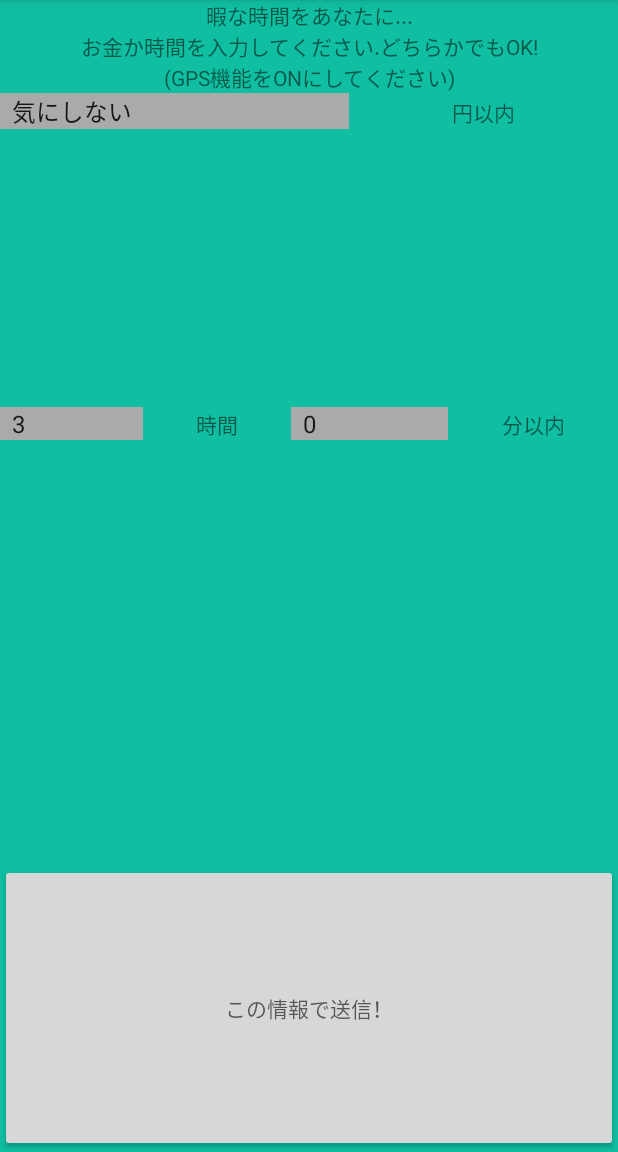
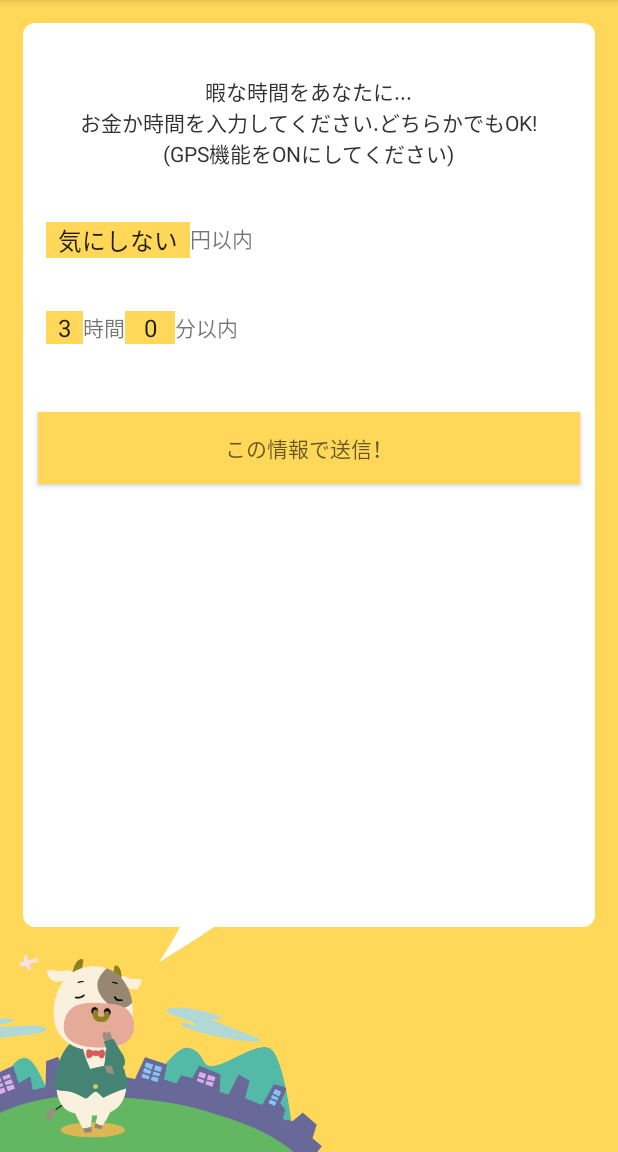
Before and after one commit to OnePoundSteak/OnePoundSteakProject, an Android app: the screen it shows after launch (InputMain), on a phone screen of 412 x 824 dp, the part 84-1236 px from its top. Run offline under Robolectric (Android 15) with nearby library versions, the phone set to English and light mode, and no system bars; our stand-ins replace Volley.

Commit message:
レイアウト変更
レイアウトを牛仕様に変えました。
背景色もクリーム色に

```diff
--- a/app/src/main/res/layout/activity_input_main.xml
+++ b/app/src/main/res/layout/activity_input_main.xml
@@ -1,30 +1,87 @@
-<LinearLayout xmlns:android="http://schemas.android.com/apk/res/android"
+<RelativeLayout
+    xmlns:android="http://schemas.android.com/apk/res/android"
     xmlns:tools="http://schemas.android.com/tools"
     android:layout_width="match_parent"
     android:layout_height="match_parent"
-    android:orientation="vertical"
-    tools:context=".InputMain"
-    android:background="#10bea1">
+    tools:context="honda.onepoundsteakproject.ViewActivityFragment"
+    android:background="#FFD85A">
+
 
     <TextView
+        android:id = "@+id/mainback"
+        android:gravity="center"
+        android:background="@drawable/corner_round"
+        android:layout_width="match_parent"
+        android:layout_height="match_parent"
+        android:layout_above="@+id/cow"
+        android:layout_marginTop="15dp"
+        android:layout_marginLeft="15dp"
+        android:layout_marginRight="15dp"
+        android:layout_marginBottom="0dp"/>
+
+
+
+    <TextView
+        android:id = "@+id/inputSuggest"
         android:gravity="center"
         android:text="@string/string_text"
-        android:layout_width="match_parent"
-        android:layout_height="wrap_content" />
+        android:layout_width="wrap_content"
+        android:layout_height="wrap_content"
+        android:textColor="#333333"
+        android:layout_marginTop="35dp"
+        android:layout_alignTop="@+id/mainback"
+        android:layout_centerHorizontal="true" />
+
+
+    <LinearLayout
+        android:id = "@+id/inputMoney"
+        android:layout_width="fill_parent"
+        android:layout_height="wrap_content"
+        android:orientation="horizontal"
+        android:layout_below="@+id/inputSuggest"
+        android:layout_marginTop="35dp"
+        android:layout_alignStart="@+id/mainback"
+        android:baselineAligned="true">
+        <Spinner
+            android:id="@+id/spinner3"
+            android:layout_marginLeft="15dp"
+            android:layout_width="wrap_content"
+            android:layout_height="wrap_content"
+            android:layout_gravity="center"
+            android:background="#FFD85A"
+            android:drawSelectorOnTop="true"
+            android:text="Spinner1"
+            android:clickable="true"
+            android:gravity="center"></Spinner>
+
+        <TextView
+            android:layout_width="wrap_content"
+            android:layout_height="wrap_content"
+            android:layout_marginRight="15dp"
+            android:gravity="center"
+            android:text="円以内"></TextView>
+
+
+
+    </LinearLayout>
 
 
 
     <LinearLayout
-        android:layout_width="match_parent"
-        android:layout_height="98dp"
+        android:id = "@+id/inputTime"
+        android:layout_width="fill_parent"
+        android:layout_height="wrap_content"
         android:orientation="horizontal"
-        android:layout_weight="1.17">
+        android:layout_below="@+id/inputMoney"
+        android:layout_marginTop="35dp"
+        android:layout_alignStart="@+id/mainback">
         <Spinner
-            android:id="@+id/spinner3"
+            android:id="@+id/spinner1"
             android:layout_width="wrap_content"
             android:layout_height="wrap_content"
-            android:layout_weight="1"
-            android:background="#aaaaaa"
+            android:layout_marginLeft="15dp"
+            android:background="#FFD85A"
+            android:layout_gravity="center"
             android:drawSelectorOnTop="true"
             android:gravity="center"
             android:text="Spinner1"></Spinner>
@@ -32,33 +89,6 @@
         <TextView
             android:layout_width="wrap_content"
             android:layout_height="wrap_content"
-            android:layout_weight="1"
-            android:gravity="center"
-            android:text="円以内"></TextView>
-
-
-
-    </LinearLayout>
-
-    <LinearLayout
-        android:layout_width="match_parent"
-        android:layout_height="98dp"
-        android:orientation="horizontal"
-        android:layout_weight="1.17">
-        <Spinner
-            android:id="@+id/spinner1"
-            android:layout_width="wrap_content"
-            android:layout_height="wrap_content"
-            android:layout_weight="1"
-            android:background="#aaaaaa"
-            android:drawSelectorOnTop="true"
-            android:gravity="center"
-            android:text="Spinner1"></Spinner>
-
-        <TextView
-            android:layout_width="wrap_content"
-            android:layout_height="wrap_content"
-            android:layout_weight="1"
             android:gravity="center"
             android:text="時間"></TextView>
 
@@ -66,8 +96,8 @@
             android:id="@+id/spinner2"
             android:layout_width="wrap_content"
             android:layout_height="wrap_content"
-            android:layout_weight="1"
-            android:background="#aaaaaa"
+            android:background="#FFD85A"
+            android:layout_gravity="center"
             android:drawSelectorOnTop="true"
             android:gravity="center"
             android:text="Spinner"></Spinner>
@@ -75,11 +105,12 @@
         <TextView
             android:layout_width="wrap_content"
             android:layout_height="wrap_content"
-            android:layout_weight="1"
+            android:layout_marginRight="15dp"
             android:gravity="center"
             android:text="分以内" />
 
     </LinearLayout>
+
 
 
     <TextView
@@ -87,11 +118,43 @@
         android:layout_weight="1"
         android:layout_width="match_parent"
         android:layout_height="0dp" />
+
+
     <Button
+        android:layout_below="@+id/inputTime"
         android:id="@+id/sendButton"
         android:hint="@string/button_label"
-        android:layout_weight="2"
+        android:layout_height="wrap_content"
+        android:layout_marginTop="45dp"
+        android:layout_marginLeft="25dp"
+        android:layout_marginRight="25dp"
+        android:layout_width="fill_parent"
+        android:layout_weight="1"
+        android:background="#FFD85A" />
+
+
+
+
+    <ImageView
+        android:id="@+id/cow"
+        android:src="@drawable/cow2"
+        android:layout_width="wrap_content"
+        android:layout_height="150dp"
+        android:layout_alignParentBottom="true"
+        android:layout_alignParentLeft="true"
+        android:layout_marginLeft="0dp"
+        android:layout_marginBottom="0dp"
+        android:scaleType="fitStart"
+        />
+
+    <RelativeLayout
         android:layout_width="match_parent"
-        android:layout_height="0dp" />
+        android:layout_height="match_parent"
+        android:clickable="false"
+        android:longClickable="false"
+        android:nestedScrollingEnabled="false"
+        android:layout_alignTop="@+id/inputSuggest"
+        android:layout_alignParentStart="true"
+        android:layout_marginStart="324dp"></RelativeLayout>
 
-</LinearLayout>
+</RelativeLayout>
```
